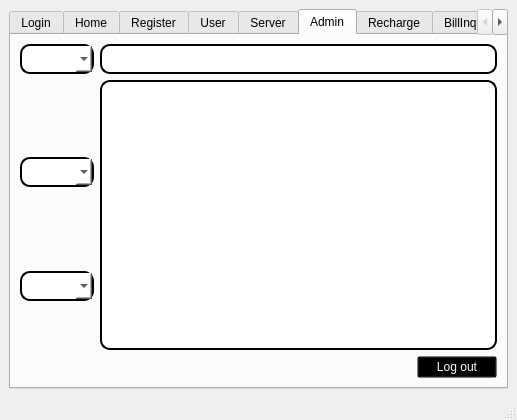
The window that src/telecharge.ui (Jackie-Li-0228/SQL-telecharge-system) describes before a commit, drawn with Qt 5.
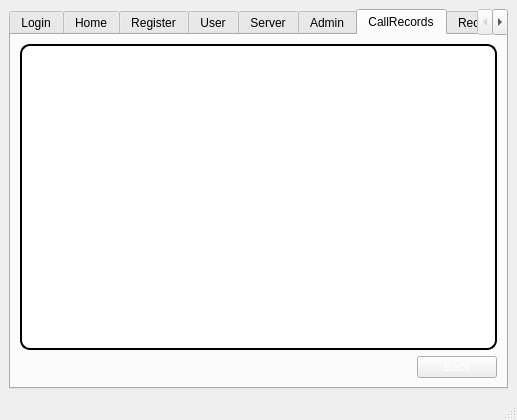
The same window after the commit. Icons and pictures are not drawn.

Commit message: debug: call records

Patch:
```diff
--- a/src/telecharge.ui
+++ b/src/telecharge.ui
@@ -56,7 +56,7 @@
 		background-color:rgb(0, 0, 0)</string>
       </property>
       <property name="currentIndex">
-       <number>5</number>
+       <number>6</number>
       </property>
       <widget class="QWidget" name="tab_login">
        <property name="styleSheet">
@@ -1405,6 +1405,38 @@
         </item>
        </layout>
       </widget>
+      <widget class="QWidget" name="tab_callrecords">
+       <attribute name="title">
+        <string>CallRecords</string>
+       </attribute>
+       <layout class="QVBoxLayout" name="verticalLayout_3">
+        <item>
+         <widget class="QTableWidget" name="callRecordsListView">
+          <property name="styleSheet">
+           <string notr="true">QTableWidget {
+    border: 2px solid #000000;
+    border-radius: 10px;
+    background-color: #FFFFFF;
+    color: #000000;
+    padding: 5px;
+}
+</string>
+          </property>
+         </widget>
+        </item>
+        <item alignment="Qt::AlignRight">
+         <widget class="QPushButton" name="backToUserButton_callRecords">
+          <property name="styleSheet">
+           <string notr="true">font: 9pt &quot;Times New Roman&quot;;
+color: rgb(255, 255, 255);</string>
+          </property>
+          <property name="text">
+           <string>Back</string>
+          </property>
+         </widget>
+        </item>
+       </layout>
+      </widget>
       <widget class="QWidget" name="tab_recharge">
        <property name="styleSheet">
         <string notr="true">
```
The commit also changes 1 other file.
